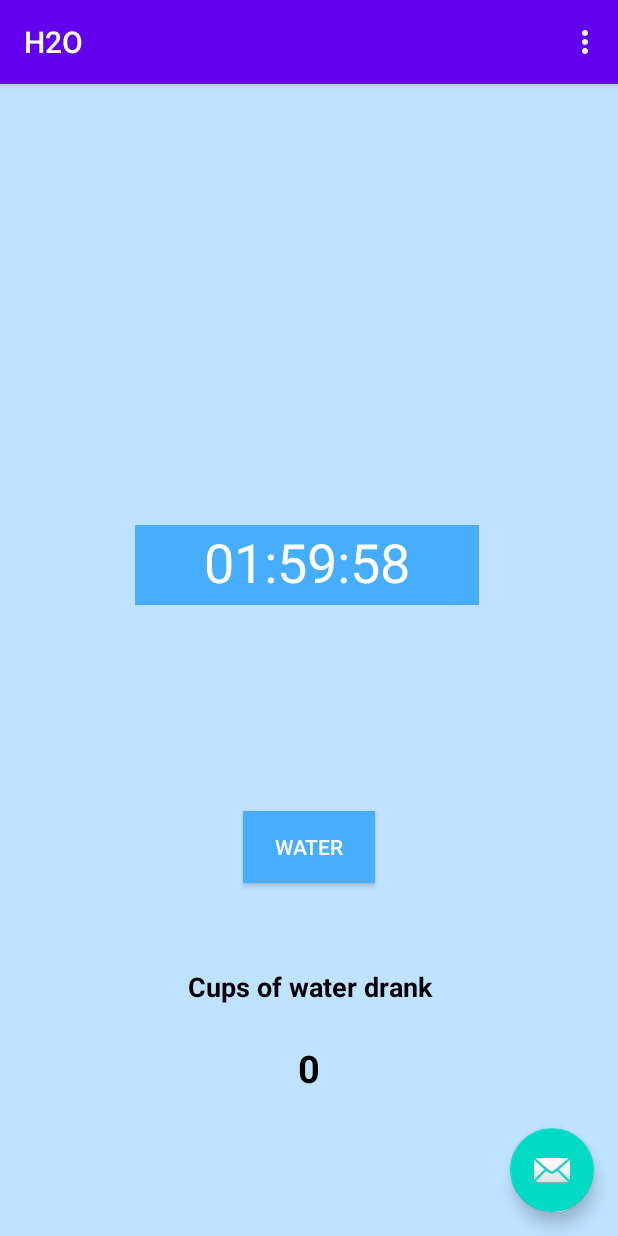
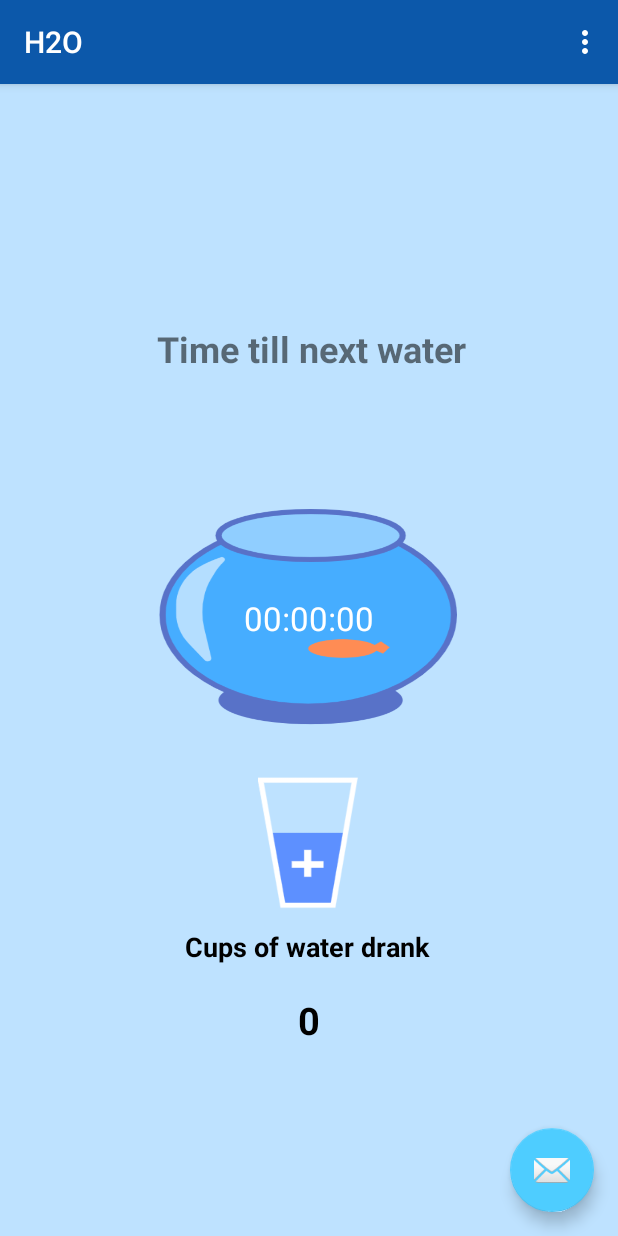
Before and after one commit to nomin-amgalan/H2O, an Android app: the screen it shows after launch (MainActivity), on a phone screen of 412 x 824 dp. Run offline under Robolectric (Android 15) with nearby library versions, the phone set to English and light mode, and no system bars.

Commit message:
Added better visuals
Changed time format to hh:mm:ss and added icons for the button/text

```diff
--- a/app/src/main/java/com/example/h2o/FirstFragment.java
+++ b/app/src/main/java/com/example/h2o/FirstFragment.java
@@ -11,6 +11,7 @@ import android.widget.Toast;
 import androidx.annotation.NonNull;
 import androidx.fragment.app.Fragment;
 import androidx.navigation.fragment.NavHostFragment;
+import java.util.concurrent.TimeUnit;
 
 public class FirstFragment extends Fragment {
 
@@ -40,14 +41,17 @@ public class FirstFragment extends Fragment {
                 Toast waterToast = Toast.makeText(getActivity(), "You drank water!", Toast.LENGTH_SHORT);
                 waterToast.show();
                 countMe(view);
-                new CountDownTimer(30000, 1000) {
+                new CountDownTimer(7200000, 1000) {
+                    public void onTick(long millisUntilFinished) {
 
-                    public void onTick(long millisUntilFinished) {
-                        showCountDownTextView.setText("seconds remaining: " + millisUntilFinished / 1000);
+                        long hours = TimeUnit.MILLISECONDS.toHours(millisUntilFinished);
+                        long minutes = TimeUnit.MILLISECONDS.toMinutes((millisUntilFinished-hours*3600000));
+                        long seconds = TimeUnit.MILLISECONDS.toSeconds((millisUntilFinished-hours*3600000-minutes*60000));
+                        showCountDownTextView.setText((hours)+":"+(minutes)+":"+seconds);
                     }
 
                     public void onFinish() {
-                        showCountDownTextView.setText("done!");
+                        showCountDownTextView.setText("Time is up! Drink your water");
                     }
                 }.start();
             }
--- a/app/src/main/res/layout/fragment_first.xml
+++ b/app/src/main/res/layout/fragment_first.xml
@@ -9,22 +9,24 @@
 
     <Button
         android:id="@+id/water_button"
-        android:layout_width="wrap_content"
-        android:layout_height="wrap_content"
-        android:background="@color/buttonColor"
-        android:text="@string/water_button_text"
+        android:layout_width="68dp"
+        android:layout_height="91dp"
+        android:layout_marginBottom="216dp"
+        android:layout_marginTop="32dp"
+        android:background="@drawable/water_cup"
         android:textColor="#FFFFFF"
-        app:layout_constraintBottom_toTopOf="@+id/cuptext_1"
+        app:layout_constraintBottom_toBottomOf="parent"
         app:layout_constraintEnd_toEndOf="parent"
         app:layout_constraintStart_toStartOf="parent"
         app:layout_constraintTop_toBottomOf="@+id/textView3"
-        app:layout_constraintVertical_bias="0.707" />
+        app:layout_constraintVertical_bias="0.64" />
 
     <TextView
         android:id="@+id/textview_first"
         android:layout_width="101dp"
         android:layout_height="41dp"
-        android:layout_marginBottom="88dp"
+        android:layout_marginBottom="120dp"
+        android:layout_marginTop="10dp"
         android:text="0"
         android:textAlignment="center"
         android:textColor="#000000"
@@ -33,13 +35,15 @@
         app:layout_constraintBottom_toBottomOf="parent"
         app:layout_constraintEnd_toEndOf="parent"
         app:layout_constraintHorizontal_bias="0.501"
-        app:layout_constraintStart_toStartOf="parent" />
+        app:layout_constraintStart_toStartOf="parent"
+        app:layout_constraintTop_toBottomOf="@+id/cuptext_1" />
 
     <TextView
         android:id="@+id/cuptext_1"
         android:layout_width="225dp"
         android:layout_height="29dp"
-        android:layout_marginBottom="20dp"
+        android:layout_marginBottom="4dp"
+        android:layout_marginTop="10dp"
         android:text="Cups of water drank"
         android:textAlignment="center"
         android:textColor="#000000"
@@ -47,24 +51,41 @@
         android:textStyle="bold"
         app:layout_constraintBottom_toTopOf="@+id/textview_first"
         app:layout_constraintEnd_toEndOf="parent"
-        app:layout_constraintHorizontal_bias="0.501"
-        app:layout_constraintStart_toStartOf="parent" />
+        app:layout_constraintHorizontal_bias="0.49"
+        app:layout_constraintStart_toStartOf="parent"
+        app:layout_constraintTop_toBottomOf="@+id/water_button" />
 
     <TextView
         android:id="@+id/textView3"
-        android:layout_width="229dp"
-        android:layout_height="53dp"
-        android:background="@color/buttonColor"
-        android:text="01:59:58"
+        android:layout_width="200dp"
+        android:layout_height="146dp"
+        android:layout_marginBottom="50dp"
+        android:layout_marginTop="53dp"
+        android:background="@drawable/fish_bowl"
+        android:gravity="center"
+        android:text="00:00:00"
         android:textAlignment="center"
         android:textColor="#FFFFFF"
-        android:textSize="36sp"
+        android:textSize="22sp"
         app:layout_constraintBottom_toBottomOf="parent"
         app:layout_constraintEnd_toEndOf="parent"
-        app:layout_constraintHorizontal_bias="0.494"
         app:layout_constraintStart_toStartOf="parent"
-        app:layout_constraintTop_toTopOf="parent"
-        app:layout_constraintVertical_bias="0.411" />
+        app:layout_constraintTop_toBottomOf="@+id/textView4"
+        app:layout_constraintVertical_bias="0.073" />
+
+    <TextView
+        android:id="@+id/textView4"
+        android:layout_width="237dp"
+        android:layout_height="47dp"
+        android:layout_marginTop="160dp"
+        android:text="Time till next water"
+        android:textAlignment="center"
+        android:textSize="24sp"
+        android:textStyle="bold"
+        app:layout_constraintEnd_toEndOf="parent"
+        app:layout_constraintHorizontal_bias="0.509"
+        app:layout_constraintStart_toStartOf="parent"
+        app:layout_constraintTop_toTopOf="parent" />
 
 
 </androidx.constraintlayout.widget.ConstraintLayout>
--- a/app/src/main/res/values/colors.xml
+++ b/app/src/main/res/values/colors.xml
@@ -1,8 +1,8 @@
 <?xml version="1.0" encoding="utf-8"?>
 <resources>
-    <color name="colorPrimary">#6200EE</color>
-    <color name="colorPrimaryDark">#3700B3</color>
-    <color name="colorAccent">#03DAC5</color>
+    <color name="colorPrimary">#0C58AA</color>
+    <color name="colorPrimaryDark">#373C55</color>
+    <color name="colorAccent">#4ECDFF</color>
     <color name="screenBackground">#BEE2FF</color>
     <color name="buttonColor">#46ADFF</color>
 </resources>
--- a/app/src/main/res/values/strings.xml
+++ b/app/src/main/res/values/strings.xml
@@ -10,7 +10,6 @@
     <string name="hello_first_fragment">Hello first fragment</string>
     <string name="hello_second_fragment">Hello second fragment. Arg: %1$s</string>
     <string name="time_until_next_water">Time until next water</string>
-    <string name="water_button_text">Water</string>
     <string name="settings_button_text">Settings</string>
     <string name="Count">0</string>
     <string name="cups_of_water_drank">Cups of water drank</string>
```
Also changed, not shown: app/src/main/res/drawable/fish_bowl.png (added), app/src/main/res/drawable/water_cup.png (added), 4 other files.
